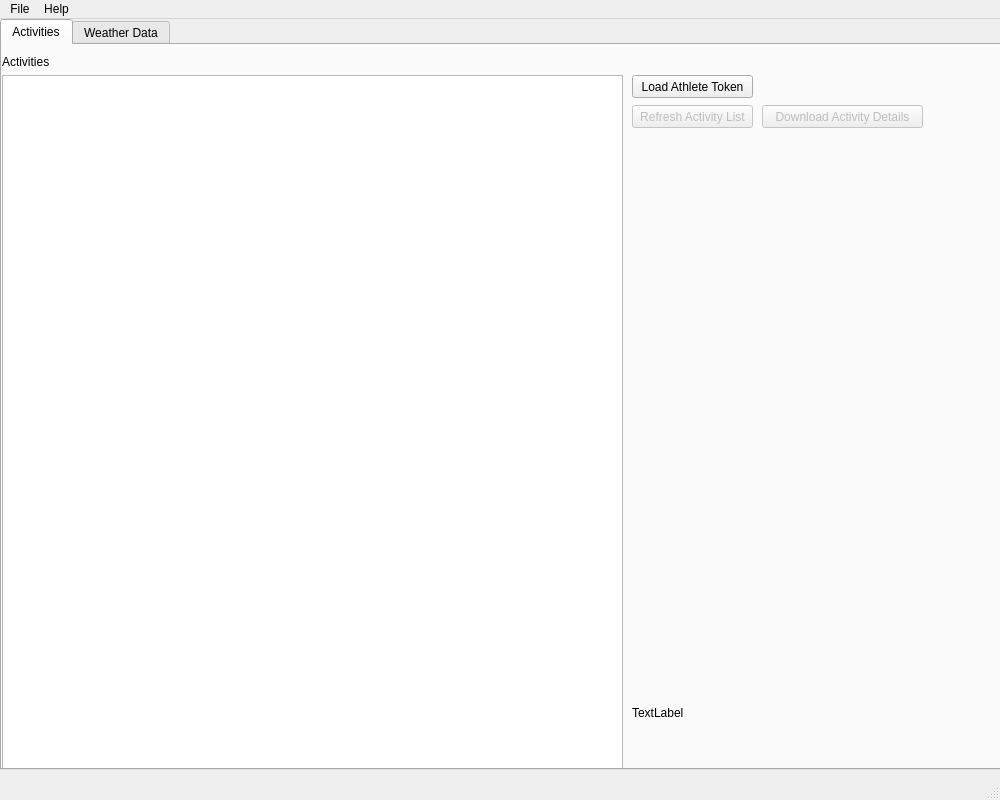
Qt form RWgui/src/MainWindow.ui (Jarnovr/RideWeather) before a commit.
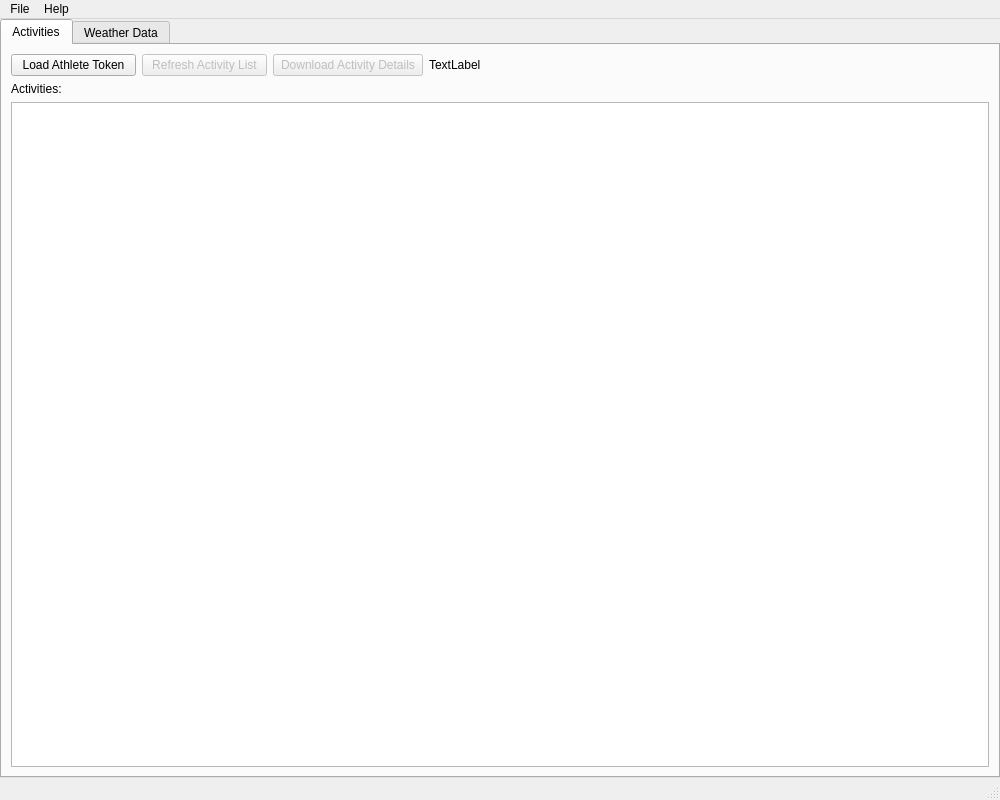
The same form after that commit.

What changed in the file:
```diff
--- a/RWgui/src/MainWindow.ui
+++ b/RWgui/src/MainWindow.ui
@@ -10,6 +10,12 @@
     <height>800</height>
    </rect>
   </property>
+  <property name="sizePolicy">
+   <sizepolicy hsizetype="Expanding" vsizetype="Expanding">
+    <horstretch>0</horstretch>
+    <verstretch>0</verstretch>
+   </sizepolicy>
+  </property>
   <property name="windowTitle">
    <string>RideWeather</string>
   </property>
@@ -17,15 +23,24 @@
    <locale language="English" country="Netherlands"/>
   </property>
   <widget class="QWidget" name="centralwidget">
+   <layout class="QHBoxLayout" name="horizontalLayout">
+    <property name="sizeConstraint">
+     <enum>QLayout::SetMinimumSize</enum>
+    </property>
+    <property name="leftMargin">
+     <number>0</number>
+    </property>
+    <property name="topMargin">
+     <number>0</number>
+    </property>
+    <property name="rightMargin">
+     <number>0</number>
+    </property>
+    <property name="bottomMargin">
+     <number>0</number>
+    </property>
+    <item>
    <widget class="QTabWidget" name="tabWidget">
-    <property name="geometry">
-     <rect>
-      <x>0</x>
-      <y>0</y>
-      <width>1011</width>
-      <height>751</height>
-     </rect>
-    </property>
     <property name="tabPosition">
      <enum>QTabWidget::North</enum>
     </property>
@@ -51,55 +66,51 @@
      <attribute name="toolTip">
       <string>Load and select your Strava Activities</string>
      </attribute>
-     <widget class="QListView" name="listView_Activities">
-      <property name="geometry">
-       <rect>
-        <x>0</x>
-        <y>30</y>
-        <width>621</width>
-        <height>701</height>
-       </rect>
-      </property>
-      <property name="statusTip">
-       <string>List of Strava Activities</string>
-      </property>
-      <property name="editTriggers">
-       <set>QAbstractItemView::NoEditTriggers</set>
-      </property>
-      <property name="alternatingRowColors">
+       <layout class="QGridLayout" name="gridLayout">
+        <item row="0" column="0">
+         <widget class="QPushButton" name="btn_Load_Token">
+          <property name="enabled">
        <bool>true</bool>
       </property>
-      <property name="selectionMode">
-       <enum>QAbstractItemView::ExtendedSelection</enum>
-      </property>
-      <property name="selectionBehavior">
-       <enum>QAbstractItemView::SelectRows</enum>
-      </property>
-     </widget>
-     <widget class="QLabel" name="label">
-      <property name="geometry">
-       <rect>
-        <x>0</x>
-        <y>10</y>
-        <width>47</width>
-        <height>13</height>
-       </rect>
+          <property name="sizePolicy">
+           <sizepolicy hsizetype="Maximum" vsizetype="Fixed">
+            <horstretch>0</horstretch>
+            <verstretch>0</verstretch>
+           </sizepolicy>
+          </property>
+          <property name="minimumSize">
+           <size>
+            <width>125</width>
+            <height>0</height>
+           </size>
+          </property>
+          <property name="toolTip">
+           <string>Load Athlete Token</string>
+          </property>
+          <property name="statusTip">
+           <string>Load Strava Athlete token</string>
       </property>
       <property name="text">
-       <string>Activities:</string>
-      </property>
-     </widget>
+           <string>Load Athlete Token</string>
+          </property>
+         </widget>
+        </item>
+        <item row="0" column="1">
      <widget class="QPushButton" name="btn_GetList">
       <property name="enabled">
        <bool>false</bool>
       </property>
-      <property name="geometry">
-       <rect>
-        <x>630</x>
-        <y>60</y>
-        <width>121</width>
-        <height>23</height>
-       </rect>
+          <property name="sizePolicy">
+           <sizepolicy hsizetype="Maximum" vsizetype="Fixed">
+            <horstretch>0</horstretch>
+            <verstretch>0</verstretch>
+           </sizepolicy>
+          </property>
+          <property name="minimumSize">
+           <size>
+            <width>125</width>
+            <height>0</height>
+           </size>
       </property>
       <property name="toolTip">
        <string>Get new activities from Strava</string>
@@ -111,17 +122,23 @@
        <string>Refresh Activity List</string>
       </property>
      </widget>
+        </item>
+        <item row="0" column="2">
      <widget class="QPushButton" name="btn_DownloadDetail">
       <property name="enabled">
        <bool>false</bool>
       </property>
-      <property name="geometry">
-       <rect>
-        <x>760</x>
-        <y>60</y>
-        <width>161</width>
-        <height>23</height>
-       </rect>
+          <property name="sizePolicy">
+           <sizepolicy hsizetype="Maximum" vsizetype="Fixed">
+            <horstretch>0</horstretch>
+            <verstretch>0</verstretch>
+           </sizepolicy>
+          </property>
+          <property name="minimumSize">
+           <size>
+            <width>150</width>
+            <height>0</height>
+           </size>
       </property>
       <property name="toolTip">
        <string>Download details including gps track of the activities</string>
@@ -139,41 +156,53 @@
        <bool>false</bool>
       </property>
      </widget>
+        </item>
+        <item row="0" column="3">
      <widget class="QLabel" name="lbl_Output">
-      <property name="geometry">
-       <rect>
-        <x>630</x>
-        <y>660</y>
-        <width>301</width>
-        <height>16</height>
-       </rect>
+          <property name="sizePolicy">
+           <sizepolicy hsizetype="Expanding" vsizetype="Preferred">
+            <horstretch>0</horstretch>
+            <verstretch>0</verstretch>
+           </sizepolicy>
       </property>
       <property name="text">
        <string>TextLabel</string>
       </property>
      </widget>
-     <widget class="QPushButton" name="btn_Load_Token">
-      <property name="enabled">
-       <bool>true</bool>
-      </property>
-      <property name="geometry">
-       <rect>
-        <x>630</x>
-        <y>30</y>
-        <width>121</width>
-        <height>23</height>
-       </rect>
-      </property>
-      <property name="toolTip">
-       <string>Load Athlete Token</string>
-      </property>
-      <property name="statusTip">
-       <string>Load Strava Athlete token</string>
-      </property>
+        </item>
+        <item row="1" column="0">
+         <widget class="QLabel" name="label">
       <property name="text">
-       <string>Load Athlete Token</string>
-      </property>
-     </widget>
+           <string>Activities:</string>
+          </property>
+         </widget>
+        </item>
+        <item row="2" column="0" colspan="4">
+         <widget class="QTableView" name="tableView_Activities">
+          <property name="sizePolicy">
+           <sizepolicy hsizetype="Expanding" vsizetype="Expanding">
+            <horstretch>1</horstretch>
+            <verstretch>1</verstretch>
+           </sizepolicy>
+          </property>
+          <property name="statusTip">
+           <string>List of Strava Activities</string>
+          </property>
+          <property name="editTriggers">
+           <set>QAbstractItemView::NoEditTriggers</set>
+          </property>
+          <property name="alternatingRowColors">
+           <bool>true</bool>
+          </property>
+          <property name="selectionMode">
+           <enum>QAbstractItemView::ExtendedSelection</enum>
+          </property>
+          <property name="selectionBehavior">
+           <enum>QAbstractItemView::SelectRows</enum>
+          </property>
+         </widget>
+        </item>
+       </layout>
     </widget>
     <widget class="QWidget" name="tabWeather">
      <attribute name="title">
@@ -194,6 +223,8 @@
      </widget>
     </widget>
    </widget>
+    </item>
+   </layout>
   </widget>
   <widget class="QMenuBar" name="menubar">
    <property name="geometry">
```
Left out of the diff: 16 changed lines with no effect on the pictures. Lines whose indentation alone changed are shown as unchanged.
